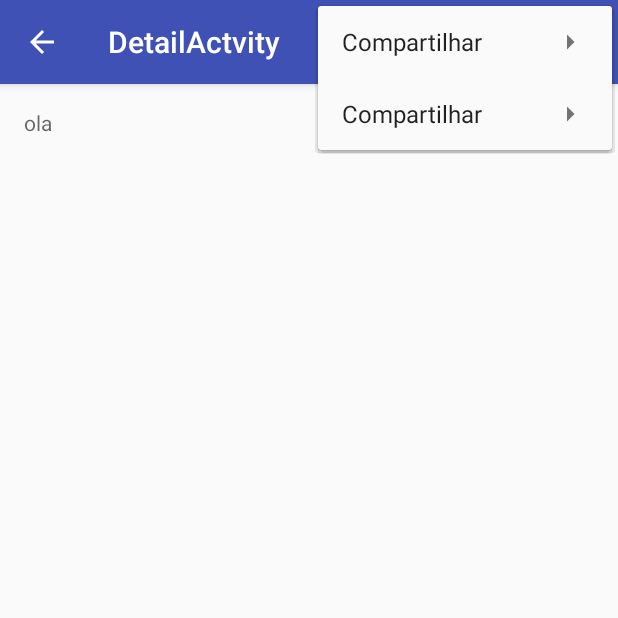
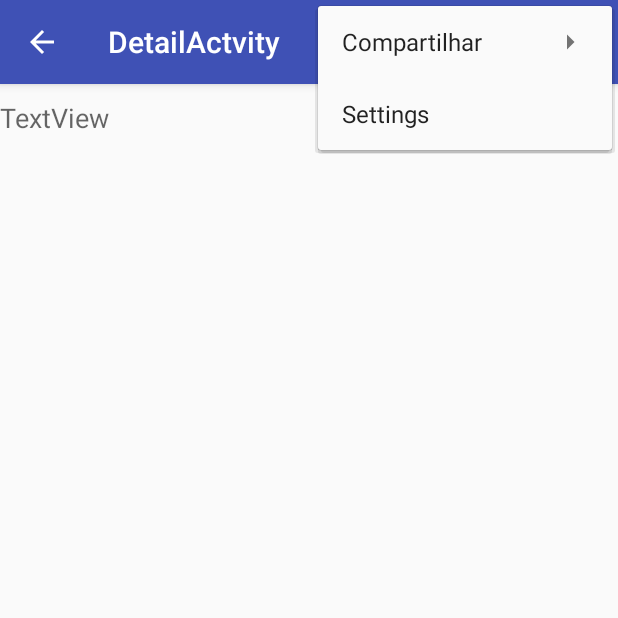
Before and after one commit to NinHeresy/Sunshine, an Android app: the DetailActvity screen opened directly, with no data from a screen before it, with the options menu open, on a phone screen of 412 x 824 dp, the top half of it. Run offline under Robolectric (Android 15) with nearby library versions, the phone set to English and light mode, and no system bars; 1 statement that could not run was skipped.

Commit message:
criacao de view detalhada

```diff
--- a/app/src/main/AndroidManifest.xml
+++ b/app/src/main/AndroidManifest.xml
@@ -20,7 +20,7 @@
             android:name=".DetailActvity"
             android:label="@string/title_activity_detail_actvity"
             android:parentActivityName=".MainActivity"
-            android:theme="@style/AppTheme.NoActionBar">
+            android:theme="@style/AppTheme">
             <meta-data
                 android:name="android.support.PARENT_ACTIVITY"
                 android:value="em.android.sunshine.MainActivity" />
--- a/app/src/main/java/em/android/sunshine/DetailActvity.java
+++ b/app/src/main/java/em/android/sunshine/DetailActvity.java
@@ -27,17 +27,13 @@ public class DetailActvity extends AppCompatActivity {
                     .commit();
         }
 
-        Toolbar toolbar = (Toolbar) findViewById(R.id.toolbar);
-        setSupportActionBar(toolbar);
-
-        getSupportActionBar().setDisplayHomeAsUpEnabled(true);
-
     }
 
 
     @Override
     public boolean onCreateOptionsMenu(Menu menu) {
         // Inflate the menu; this adds items to the action bar if it is present.
+        getMenuInflater().inflate(R.menu.detail, menu);
         return true;
     }
 
@@ -51,8 +47,10 @@ public class DetailActvity extends AppCompatActivity {
 
         //noinspection SimplifiableIfStatement
         if (id == R.id.action_settings) {
+            startActivity(new Intent(this, SetingsActivity.class));
             return true;
         }
+
         return super.onOptionsItemSelected(item);
     }
 
--- a/app/src/main/java/em/android/sunshine/DetailActvityFragment.java
+++ b/app/src/main/java/em/android/sunshine/DetailActvityFragment.java
@@ -60,7 +60,11 @@ public class DetailActvityFragment extends Fragment implements LoaderManager.Loa
     @Override
     public View onCreateView(LayoutInflater inflater, ViewGroup container,
                              Bundle savedInstanceState) {
-        return inflater.inflate(R.layout.fragment_detail_actvity, container, false);
+
+
+        View rootView = inflater.inflate(R.layout.fragment_detail_2, container, false);
+
+        return rootView;
     }
 
     @Override
@@ -135,7 +139,7 @@ public class DetailActvityFragment extends Fragment implements LoaderManager.Loa
 
         mForecast = String.format("%s - %s - %s/%s", dateString, weatherDescription, high, low);
 
-        TextView detailTextView = (TextView)getView().findViewById(R.id.textview_activity_detail);
+        TextView detailTextView = (TextView)getView().findViewById(R.id.textView);
         detailTextView.setText(mForecast);
 
         // If onCreateOptionsMenu has already happened, we need to update the share intent now.
--- a/app/src/main/java/em/android/sunshine/MainActivity.java
+++ b/app/src/main/java/em/android/sunshine/MainActivity.java
@@ -11,12 +11,14 @@ import android.view.Menu;
 import android.view.MenuItem;
 
 public class  MainActivity extends AppCompatActivity {
+    String mLocation;
     private final String LOG_TAG = MainActivity.class.getSimpleName();
     @Override
     protected void onCreate(Bundle savedInstanceState) {
         super.onCreate(savedInstanceState);
         setContentView(R.layout.activity_main);
 
+        mLocation = null;
         if (savedInstanceState == null) {
             getSupportFragmentManager().beginTransaction()
                     .add(R.id.container, new SecondFragment())
--- a/app/src/main/java/em/android/sunshine/SecondFragment.java
+++ b/app/src/main/java/em/android/sunshine/SecondFragment.java
@@ -52,7 +52,7 @@ public class SecondFragment extends Fragment implements LoaderManager.LoaderCall
 
     // These indices are tied to FORECAST_COLUMNS.  If FORECAST_COLUMNS changes, these
     // must change.
-    static final int COL_WEATHER_ID = 0;
+    public static final int COL_WEATHER_ID = 0;
     public static final int COL_WEATHER_DATE = 1;
     public static final int COL_WEATHER_DESC = 2;
     public static final int COL_WEATHER_MAX_TEMP = 3;
--- a/app/src/main/res/layout/activity_detail_actvity.xml
+++ b/app/src/main/res/layout/activity_detail_actvity.xml
@@ -1,5 +1,6 @@
 <?xml version="1.0" encoding="utf-8"?>
-<android.support.design.widget.CoordinatorLayout xmlns:android="http://schemas.android.com/apk/res/android"
+<FrameLayout
+    xmlns:android="http://schemas.android.com/apk/res/android"
     xmlns:app="http://schemas.android.com/apk/res-auto"
     xmlns:tools="http://schemas.android.com/tools"
     android:layout_width="match_parent"
@@ -8,21 +9,4 @@
     tools:context="em.android.sunshine.DetailActvity"
     android:id="@+id/container_fragment">
 
-    <android.support.design.widget.AppBarLayout
-        android:layout_width="match_parent"
-        android:layout_height="wrap_content"
-        android:theme="@style/AppTheme.AppBarOverlay">
-
-        <android.support.v7.widget.Toolbar
-            android:id="@+id/toolbar"
-            android:layout_width="match_parent"
-            android:layout_height="?attr/actionBarSize"
-            android:background="?attr/colorPrimary"
-            app:popupTheme="@style/AppTheme.PopupOverlay" />
-
-    </android.support.design.widget.AppBarLayout>
-
-    <include layout="@layout/content_detail_actvity" />
-
-
-</android.support.design.widget.CoordinatorLayout>
+</FrameLayout>
--- /dev/null
+++ b/app/src/main/res/layout/fragment_detail_2.xml
@@ -0,0 +1,13 @@
+<?xml version="1.0" encoding="utf-8"?>
+<LinearLayout xmlns:android="http://schemas.android.com/apk/res/android"
+    android:orientation="vertical" android:layout_width="match_parent"
+    android:layout_height="match_parent">
+
+    <TextView
+        android:text="TextView"
+        android:layout_width="match_parent"
+        android:layout_height="wrap_content"
+        android:id="@+id/textView"
+        android:textAppearance="@style/TextAppearance.AppCompat.Medium"
+        android:layout_marginTop="10dp" />
+</LinearLayout>
--- a/app/src/main/res/layout/fragment_detail_actvity.xml
+++ /dev/null
@@ -1,19 +0,0 @@
-<RelativeLayout xmlns:android="http://schemas.android.com/apk/res/android"
-    xmlns:tools="http://schemas.android.com/tools"
-    android:layout_width="match_parent"
-    android:layout_height="match_parent"
-    android:paddingBottom="@dimen/activity_vertical_margin"
-    android:paddingLeft="@dimen/activity_horizontal_margin"
-    android:paddingRight="@dimen/activity_horizontal_margin"
-    android:paddingTop="@dimen/activity_vertical_margin"
-    tools:context="em.android.sunshine.DetailActvityFragment"
-    tools:showIn="@layout/activity_detail_actvity">
-
-    <TextView
-        android:id="@+id/textview_activity_detail"
-        android:hint="ola"
-        android:layout_width="wrap_content"
-        android:layout_height="wrap_content" />
-
-
-</RelativeLayout>
--- a/app/src/main/res/layout/fragment_first.xml
+++ b/app/src/main/res/layout/fragment_first.xml
@@ -3,7 +3,8 @@
     android:layout_width="match_parent"
     android:layout_height="match_parent"
     tools:context="em.android.sunshine.SecondFragment"
-    android:orientation="vertical">
+    android:orientation="vertical"
+    android:layout_margin="5dp">
 
     <!-- TODO: Update blank fragment layout -->
 
@@ -19,7 +20,6 @@
         android:id="@+id/list_view_forecast"
         android:layout_width="match_parent"
         android:layout_height="wrap_content"
-        android:dividerHeight="10dp"
-        />
+        android:layout_marginLeft="5dp" />
 
 </LinearLayout>
```
Also changed, not shown: app/src/main/java/em/android/sunshine/adapter/ForecastAdapter.java (+49 -24 lines), app/src/main/java/em/android/sunshine/utility/Utility.java (+64 -0 lines), app/src/main/res/layout-land/list_item_forecast_today.xml (added, +68 -0 lines), app/src/main/res/layout-xlarge/list_item_forecast_today.xml (added, +68 -0 lines), app/src/main/res/layout/activity_main.xml (+5 -10 lines), app/src/main/res/layout/content_detail_actvity.xml (deleted, +0 -9 lines), app/src/main/res/layout/item_lista_2.xml (added, +52 -0 lines), app/src/main/res/layout/list_item_forecast_today.xml (added, +69 -0 lines), app/src/main/res/values/strings.xml (+19 -1 lines).
